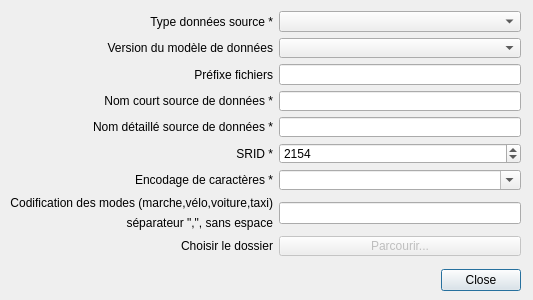
Above: forms/Ui_import_road_dialog.ui from datagistips/territoires-ville.TempusAccess before the change. Below: the same form after it.
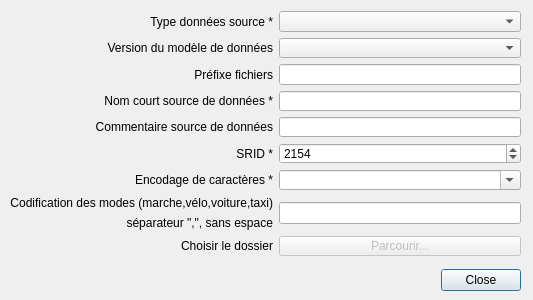
That is the form after the change.

The edit to the form file:
```diff
--- a/forms/Ui_import_road_dialog.ui
+++ b/forms/Ui_import_road_dialog.ui
@@ -189,7 +189,7 @@
     <item row="4" column="0">
      <widget class="QLabel" name="labelSourceComment">
       <property name="text">
-       <string>Nom détaillé source de données *</string>
+       <string>Commentaire source de données</string>
       </property>
       <property name="alignment">
        <set>Qt::AlignRight|Qt::AlignTrailing|Qt::AlignVCenter</set>
```
